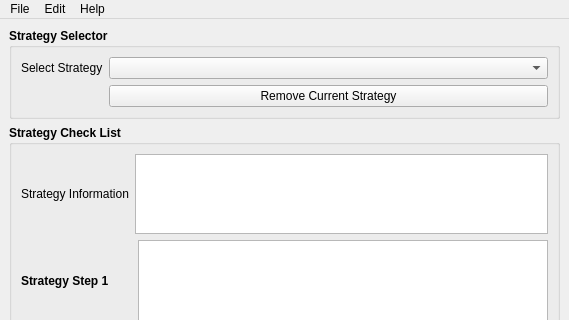
Above: app/mainwindow.ui from A-Ghazi/Trade-Manager before the change; both pictures show x 0 to 569 and y 0 to 320 of the 569 by 1019 pixel window. Below: the same form after it.
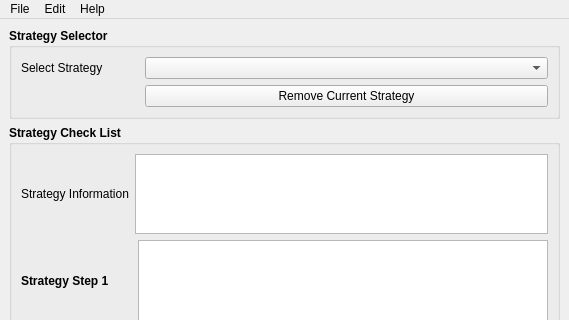
That is the form after the change.

Patch:
```diff
--- a/app/mainwindow.ui
+++ b/app/mainwindow.ui
@@ -60,7 +60,7 @@
             </font>
            </property>
            <property name="text">
-            <string>Select Strategy</string>
+            <string>Select Strategy           </string>
            </property>
            <property name="buddy">
             <cstring>comboBox</cstring>
```
